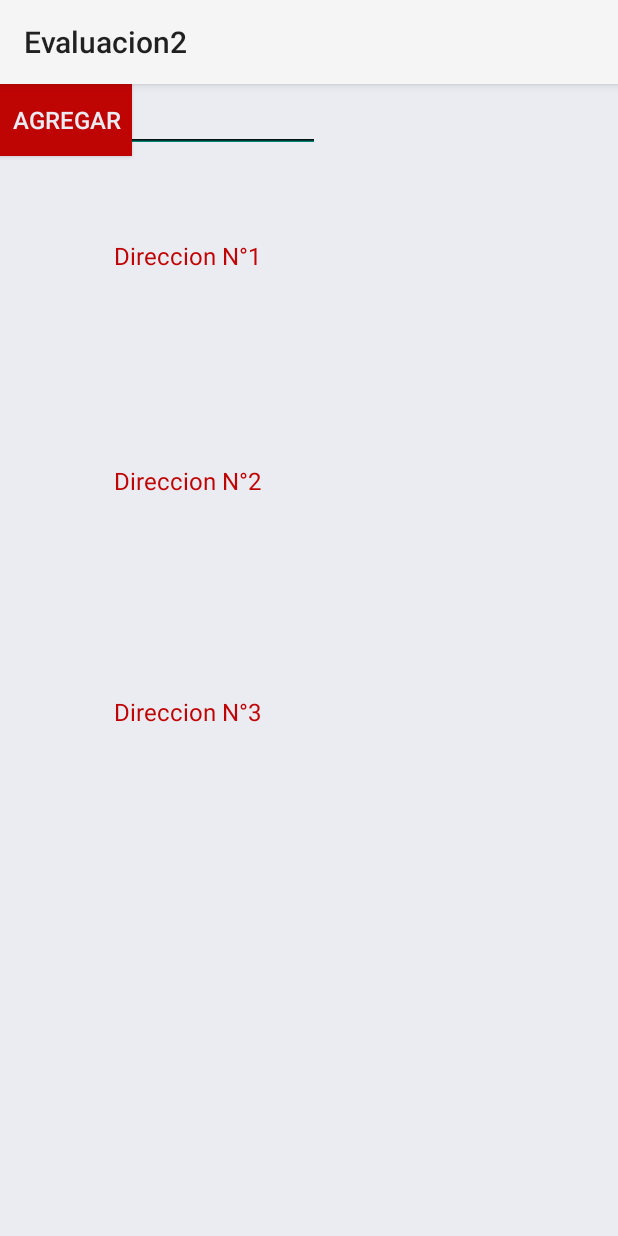
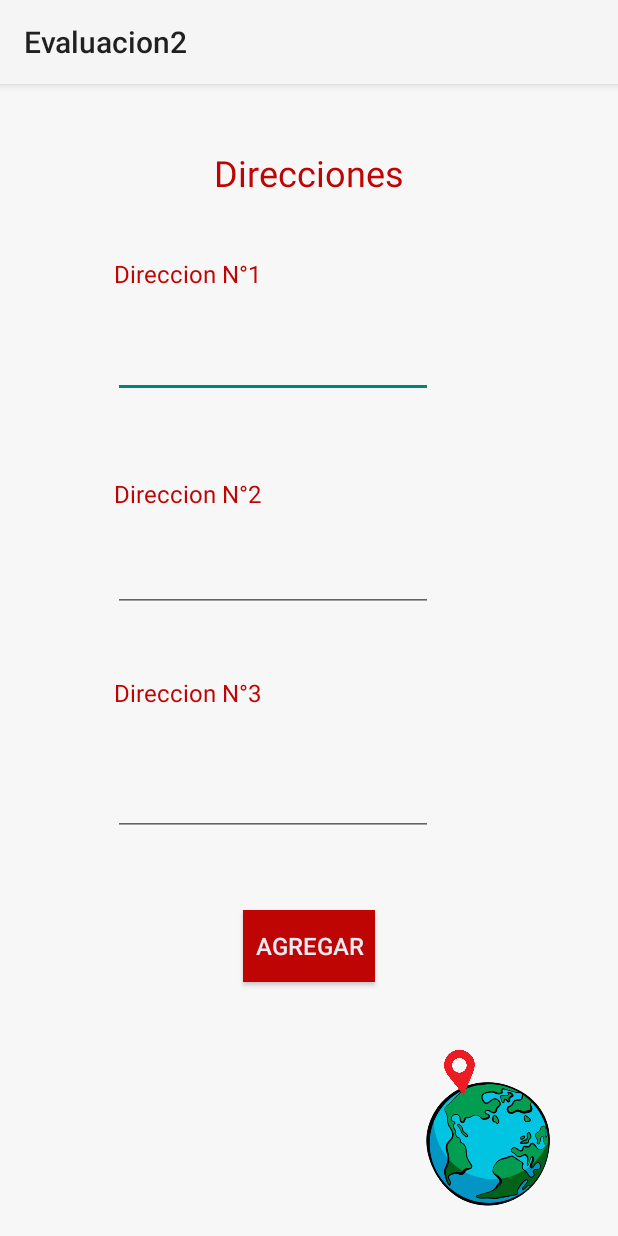
Before and after one commit to GiovanniBrocal/Evaluacion2, an Android app: the screen it shows after launch (MainActivity), on a phone screen of 412 x 824 dp. Run offline under Robolectric (Android 15) with nearby library versions, the light colour scheme and no system bars.

Commit message:
evaluacion2

```diff
--- a/app/src/main/res/layout/activity_main.xml
+++ b/app/src/main/res/layout/activity_main.xml
@@ -5,8 +5,22 @@
     android:layout_width="match_parent"
     android:layout_height="match_parent"
     android:background="@color/color5"
-    android:backgroundTint="@color/color5"
+    android:backgroundTint="#37EBEBF2"
     tools:context=".MainActivity">
+
+    <TextView
+        android:id="@+id/textView3"
+        android:layout_width="115dp"
+        android:layout_height="28dp"
+        android:text="Direccion N°2"
+        android:textColor="@color/color4"
+        android:textSize="16sp"
+        app:layout_constraintBottom_toBottomOf="parent"
+        app:layout_constraintEnd_toEndOf="parent"
+        app:layout_constraintHorizontal_bias="0.256"
+        app:layout_constraintStart_toStartOf="parent"
+        app:layout_constraintTop_toTopOf="parent"
+        app:layout_constraintVertical_bias="0.354" />
 
     <TextView
         android:id="@+id/textView"
@@ -15,26 +29,12 @@
         android:text="Direccion N°1"
         android:textColor="@color/color4"
         android:textSize="16sp"
-        app:layout_constraintBottom_toTopOf="@+id/textView3"
+        app:layout_constraintBottom_toBottomOf="parent"
         app:layout_constraintEnd_toEndOf="parent"
         app:layout_constraintHorizontal_bias="0.256"
         app:layout_constraintStart_toStartOf="parent"
         app:layout_constraintTop_toTopOf="parent"
-        app:layout_constraintVertical_bias="0.46" />
-
-    <TextView
-        android:id="@+id/textView3"
-        android:layout_width="115dp"
-        android:layout_height="28dp"
-        android:text="Direccion N°2"
-        android:textColor="@color/color4"
-        android:textSize="16sp"
-        app:layout_constraintBottom_toTopOf="@+id/textView4"
-        app:layout_constraintEnd_toEndOf="parent"
-        app:layout_constraintHorizontal_bias="0.256"
-        app:layout_constraintStart_toStartOf="parent"
-        app:layout_constraintTop_toTopOf="parent"
-        app:layout_constraintVertical_bias="0.668" />
+        app:layout_constraintVertical_bias="0.156" />
 
     <TextView
         android:id="@+id/textView4"
@@ -48,7 +48,7 @@
         app:layout_constraintHorizontal_bias="0.256"
         app:layout_constraintStart_toStartOf="parent"
         app:layout_constraintTop_toTopOf="parent"
-        app:layout_constraintVertical_bias="0.55" />
+        app:layout_constraintVertical_bias="0.533" />
 
     <EditText
         android:id="@+id/txtd1"
@@ -56,8 +56,12 @@
         android:layout_height="wrap_content"
         android:ems="10"
         android:inputType="textPersonName"
-        tools:layout_editor_absoluteX="76dp"
-        tools:layout_editor_absoluteY="147dp" />
+        app:layout_constraintBottom_toBottomOf="parent"
+        app:layout_constraintEnd_toEndOf="parent"
+        app:layout_constraintHorizontal_bias="0.378"
+        app:layout_constraintStart_toStartOf="parent"
+        app:layout_constraintTop_toTopOf="parent"
+        app:layout_constraintVertical_bias="0.227" />
 
     <EditText
         android:id="@+id/txtd2"
@@ -65,8 +69,12 @@
         android:layout_height="wrap_content"
         android:ems="10"
         android:inputType="textPersonName"
-        tools:layout_editor_absoluteX="76dp"
-        tools:layout_editor_absoluteY="291dp" />
+        app:layout_constraintBottom_toBottomOf="parent"
+        app:layout_constraintEnd_toEndOf="parent"
+        app:layout_constraintHorizontal_bias="0.378"
+        app:layout_constraintStart_toStartOf="parent"
+        app:layout_constraintTop_toTopOf="parent"
+        app:layout_constraintVertical_bias="0.424" />
 
     <EditText
         android:id="@+id/txtd3"
@@ -74,8 +82,12 @@
         android:layout_height="wrap_content"
         android:ems="10"
         android:inputType="textPersonName"
-        tools:layout_editor_absoluteX="76dp"
-        tools:layout_editor_absoluteY="438dp" />
+        app:layout_constraintBottom_toBottomOf="parent"
+        app:layout_constraintEnd_toEndOf="parent"
+        app:layout_constraintHorizontal_bias="0.378"
+        app:layout_constraintStart_toStartOf="parent"
+        app:layout_constraintTop_toTopOf="parent"
+        app:layout_constraintVertical_bias="0.631" />
 
     <Button
         android:id="@+id/btn"
@@ -90,7 +102,51 @@
         android:textColorHighlight="@color/color5"
         android:textSize="16sp"
         app:iconTint="@color/color4"
-        tools:layout_editor_absoluteX="154dp"
-        tools:layout_editor_absoluteY="542dp" />
+        app:layout_constraintBottom_toBottomOf="parent"
+        app:layout_constraintEnd_toEndOf="parent"
+        app:layout_constraintHorizontal_bias="0.501"
+        app:layout_constraintStart_toStartOf="parent"
+        app:layout_constraintTop_toTopOf="parent"
+        app:layout_constraintVertical_bias="0.765" />
+
+    <ImageView
+        android:id="@+id/imageView4"
+        android:layout_width="172dp"
+        android:layout_height="123dp"
+        android:rotation="42"
+        app:layout_constraintBottom_toBottomOf="parent"
+        app:layout_constraintEnd_toEndOf="parent"
+        app:layout_constraintHorizontal_bias="1.0"
+        app:layout_constraintStart_toStartOf="parent"
+        app:layout_constraintTop_toTopOf="parent"
+        app:layout_constraintVertical_bias="1.0"
+        app:srcCompat="@drawable/planetasiii" />
+
+    <ImageView
+        android:id="@+id/imageView3"
+        android:layout_width="86dp"
+        android:layout_height="38dp"
+        android:rotation="-8"
+        android:rotationY="8"
+        app:layout_constraintBottom_toBottomOf="parent"
+        app:layout_constraintEnd_toEndOf="parent"
+        app:layout_constraintHorizontal_bias="0.809"
+        app:layout_constraintStart_toStartOf="parent"
+        app:layout_constraintTop_toTopOf="parent"
+        app:layout_constraintVertical_bias="0.877"
+        app:srcCompat="@drawable/gpssiiii" />
+
+    <TextView
+        android:id="@+id/textView2"
+        android:layout_width="wrap_content"
+        android:layout_height="wrap_content"
+        android:text="Direcciones"
+        android:textColor="@color/color4"
+        android:textSize="24sp"
+        app:layout_constraintBottom_toBottomOf="parent"
+        app:layout_constraintEnd_toEndOf="parent"
+        app:layout_constraintStart_toStartOf="parent"
+        app:layout_constraintTop_toTopOf="parent"
+        app:layout_constraintVertical_bias="0.058" />
 
 </androidx.constraintlayout.widget.ConstraintLayout>
```
Also changed, not shown: app/src/main/res/drawable-v24/gps.jpeg (deleted), app/src/main/res/drawable/gpssiiii.png (added), app/src/main/res/drawable/planetasiii.png (added).
